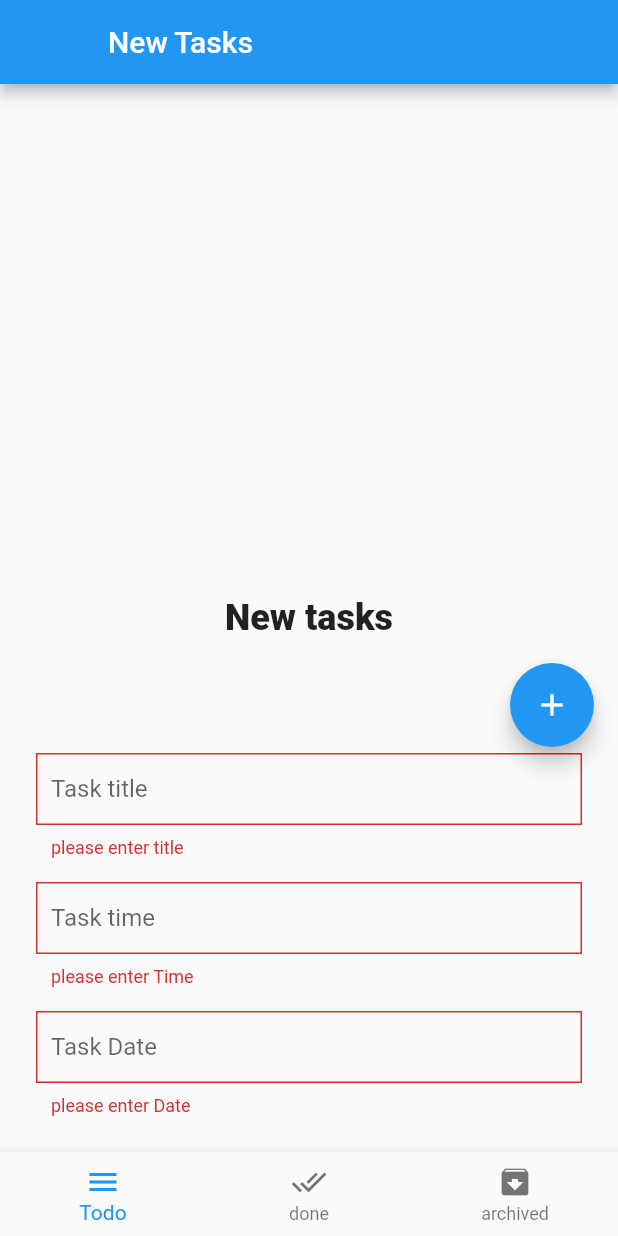
After one commit to abdelrhmanElbosaty/Udemy_Flutter, a Flutter app: the screen it shows after launch, after a tap on the "edit" icon, after a tap on the "add" icon, on a phone screen of 412 x 824 dp. The commit adds this screen. Run offline on Flutter 3.47's test engine with Material 2 defaults, Android fonts, the phone set to English and light mode, and no system bars; our stand-ins replace sqflite; missing offline and left inert: dart:ffi; accounts and stored records are empty; network calls fail.

Commit message:
build todo app

```diff
--- /dev/null
+++ b/lib/layout/bottom_navigation.dart
@@ -0,0 +1,292 @@
+import 'dart:ffi';
+
+import 'package:flutter/material.dart';
+import 'package:flutter_study/modules/todo_list/archived_tasks_screen.dart';
+import 'package:flutter_study/modules/todo_list/done_tasks_screen.dart';
+import 'package:flutter_study/modules/todo_list/new_tasks_screen.dart';
+import 'package:flutter_study/shared/components/default_button.dart';
+import 'package:intl/intl.dart';
+import 'package:sqflite/sqflite.dart';
+
+class BottomNavigation extends StatefulWidget {
+  const BottomNavigation({super.key});
+
+  @override
+  State<BottomNavigation> createState() => _BottomNavigationState();
+}
+
+class _BottomNavigationState extends State<BottomNavigation> {
+  int currentIndex = 0;
+
+  List<Widget> screens = const [
+    NewTasksScreen(),
+    DoneTasksScreen(),
+    ArchivedTasksScreen(),
+  ];
+
+  List<String> titles = const ['New Tasks', 'Done Tasks', 'Archived Tasks'];
+
+  Database? dataBase;
+  List <Map> tasks = [];
+
+  var scaffoldKey = GlobalKey<ScaffoldState>();
+  var formKey = GlobalKey<FormState>();
+  var isBottomSheetShown = false;
+
+  var titleController = TextEditingController();
+  var timeController = TextEditingController();
+  var dateController = TextEditingController();
+  IconData floatingIcon = Icons.edit;
+
+  @override
+  void initState() {
+    super.initState();
+
+    createDataBase();
+  }
+
+  @override
+  Widget build(BuildContext context) {
+    return Scaffold(
+      key: scaffoldKey,
+      appBar: AppBar(
+        title: Text(
+          titles[currentIndex],
+        ),
+        leading: const SizedBox(),
+      ),
+      body: screens[currentIndex],
+      floatingActionButton: FloatingActionButton(
+        onPressed: () {
+          if (isBottomSheetShown) {
+            if (formKey.currentState?.validate() != null) {
+              if (formKey.currentState!.validate()) {
+                insertInDataBase(
+                        title: titleController.text,
+                        date: dateController.text,
+                        time: timeController.text)
+                    .then((value) {
+                  Navigator.pop(context);
+                  isBottomSheetShown = false;
+                  titleController.clear();
+                  dateController.clear();
+                  timeController.clear();
+                  setState(() {
+                    floatingIcon = Icons.edit;
+                  });
+                });
+              }
+            }
+          } else {
+            scaffoldKey.currentState
+                ?.showBottomSheet((context) {
+                  return Padding(
+                    padding: const EdgeInsets.only(
+                        top: 32, right: 24, left: 24, bottom: 24),
+                    child: Form(
+                      key: formKey,
+                      child: Column(
+                        mainAxisSize: MainAxisSize.min,
+                        children: [
+                          defaultTextField(
+                            verticalContentPadding: 10,
+                            horizontalContentPadding: 10,
+                            controller: titleController,
+                            keyboardType: TextInputType.name,
+                            validate: (String value) {
+                              if (value.isEmpty) {
+                                return "please enter title";
+                              }
+                              return null;
+                            },
+                            labelName: 'Task title',
+                          ),
+                          const SizedBox(height: 16),
+                          defaultTextField(
+                            showKeyboard: false,
+                            verticalContentPadding: 10,
+                            horizontalContentPadding: 10,
+                            controller: timeController,
+                            keyboardType: TextInputType.name,
+                            validate: (String value) {
+                              if (value.isEmpty) {
+                                return "please enter Time";
+                              }
+                              return null;
+                            },
+                            labelName: 'Task time',
+                            onTap: () {
+                              showTimePicker(
+                                context: context,
+                                initialTime: TimeOfDay.now(),
+                              ).then((value) {
+                                if (value != null) {
+                                  timeController.text =
+                                      value.format(context).toString();
+                                }
+                              });
+                            },
+                          ),
+                          const SizedBox(height: 16),
+                          defaultTextField(
+                            showKeyboard: false,
+                            verticalContentPadding: 10,
+                            horizontalContentPadding: 10,
+                            controller: dateController,
+                            keyboardType: TextInputType.name,
+                            validate: (String value) {
+                              if (value.isEmpty) {
+                                return "please enter Date";
+                              }
+                              return null;
+                            },
+                            labelName: 'Task Date',
+                            onTap: () {
+                              showDatePicker(
+                                      context: context,
+                                      initialDate: DateTime.now(),
+                                      firstDate: DateTime.now(),
+                                      lastDate: DateTime.parse('2023-09-20'))
+                                  .then((value) {
+                                if (value != null) {
+                                  dateController.text = DateFormat.yMMMd()
+                                      .format(value)
+                                      .toString();
+                                }
+                              });
+                              // await selectDate();
+                            },
+                          )
+                        ],
+                      ),
+                    ),
+                  );
+                })
+                .closed
+                .then((value) {
+                  isBottomSheetShown = false;
+                  titleController.clear();
+                  dateController.clear();
+                  timeController.clear();
+                  setState(() {
+                    floatingIcon = Icons.edit;
+                  });
+                });
+            isBottomSheetShown = true;
+            setState(() {
+              floatingIcon = Icons.add;
+            });
+          }
+        },
+        // onPressed: () async {
+        //   await insertInDataBase();
+        //
+        //   // getName().then((value) {
+        //   //   print(value);
+        //   //   throw('error error');
+        //   // }).catchError((error) {
+        //   //   print(error.toString());
+        //   // });
+        //
+        //   // try {
+        //   //   var name = await getName() ;
+        //   //   print(name);
+        //   //
+        //   //   throw('error');
+        //   // } catch(error) {
+        //   //   print(error.toString());
+        //   // }
+        //
+        //   // var name = await getName() ;
+        //   // print(name);
+        // },
+        child: Icon(floatingIcon),
+      ),
+      bottomNavigationBar: BottomNavigationBar(
+        onTap: (index) {
+          setState(() {
+            currentIndex = index;
+          });
+        },
+        currentIndex: currentIndex,
+        items: const [
+          BottomNavigationBarItem(icon: Icon(Icons.menu), label: 'Todo'),
+          BottomNavigationBarItem(icon: Icon(Icons.done_all), label: 'done'),
+          BottomNavigationBarItem(icon: Icon(Icons.archive), label: 'archived'),
+        ],
+      ),
+    );
+  }
+
+  // Future<void> _selectDate(BuildContext context) async {
+  //   final DateTime? picked = await showDatePicker(
+  //     context: context,
+  //     initialDate: selectedDate,
+  //     firstDate: DateTime(2021, 1, 1),
+  //     lastDate: DateTime(2022, 1, 1),
+  //   );
+  // }
+
+// Future<Void?> selectDate() async {
+//     final DateTime? picked = await showDatePicker(
+//         context: context,
+//         initialDate: DateTime.now(),
+//         firstDate: DateTime.now(),
+//         lastDate: DateTime.parse('2022/09/29')
+//     ).then((value) {
+//       return value;
+//     }).catchError((error){
+//       return null;
+//     });
+//     return null;
+//   }
+
+  Future<String> getName() async {
+    return 'Ahmed Ali';
+  }
+
+  void createDataBase() async {
+    await openDatabase(
+      'todo.db',
+      version: 1,
+      onCreate: (database, version) {
+        print('DataBase created');
+        database.execute(
+            'CREATE TABLE task (id INTEGER PRIMARY KEY, title TEXT, date TEXT, time TEXT, status TEXT)');
+      },
+      onOpen: (database) {
+        print('database opened');
+       getFromDataBase(database).then((value) {
+         tasks = value;
+       });
+      },
+    ).then((value) {
+      dataBase = value;
+    }).catchError((error) {
+      print(error.toString());
+    });
+
+    print(dataBase?.isOpen);
+  }
+
+  Future insertInDataBase({
+    required String title,
+    required String time,
+    required String date,
+  }) async {
+    return await dataBase?.transaction((txn) async {
+      await txn
+          .rawInsert(
+              'INSERT INTO task (title,date,time,status) VALUES ("$title","$date","$time","new")')
+          .then((value) {
+        print('$value inserted successfully');
+      }).catchError((error) {
+        print("error ${error.toString()}");
+      });
+    });
+  }
+
+   Future<List <Map>> getFromDataBase(dataBase) async{
+      return await dataBase?.rawQuery('SELECT * FROM task');
+   }
+}
--- a/lib/main.dart
+++ b/lib/main.dart
@@ -1,4 +1,5 @@
 import 'package:flutter/material.dart';
+import 'package:flutter_study/layout/bottom_navigation.dart';
 import 'package:flutter_study/modules/stateless_statefull/stateless_stateful_screen.dart';
 import 'modules/bmi/bmi_calculator.dart';
 import 'modules/first_file/home_screen.dart';
@@ -15,9 +16,9 @@ class MyApp extends StatelessWidget {
 
   @override
   Widget build(BuildContext context) {
-    return MaterialApp(
+    return const MaterialApp(
       debugShowCheckedModeBanner: false,
-      home: LoginScreen(),
+      home: BottomNavigation(),
     );
   }
 }
--- /dev/null
+++ b/lib/modules/todo_list/new_tasks_screen.dart
@@ -0,0 +1,18 @@
+import 'package:flutter/material.dart';
+
+class NewTasksScreen extends StatelessWidget {
+  const NewTasksScreen({Key? key}) : super(key: key);
+
+  @override
+  Widget build(BuildContext context) {
+    return const Center(
+      child: Text(
+          'New tasks',
+        style: TextStyle(
+          fontSize: 24,
+          fontWeight: FontWeight.w900,
+        ),
+      ),
+    );
+  }
+}
--- a/pubspec.yaml
+++ b/pubspec.yaml
@@ -36,6 +36,8 @@ dependencies:
   # The following adds the Cupertino Icons font to your application.
   # Use with the CupertinoIcons class for iOS style icons.
   cupertino_icons: ^1.0.5
+  sqflite:
+  intl: ^0.17.0
 
 dev_dependencies:
   flutter_test:
```
Also changed, not shown: lib/modules/todo_list/archived_tasks_screen.dart (added, +19 -0 lines), lib/modules/todo_list/done_tasks_screen.dart (added, +18 -0 lines), lib/shared/components/default_button.dart (+24 -12 lines), pubspec.lock, 10 other files.
